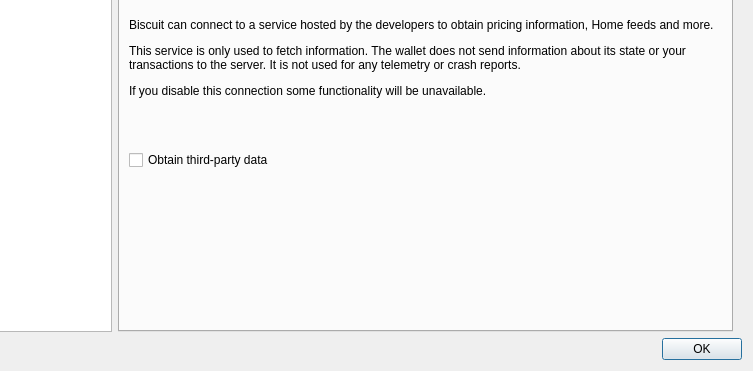
Qt form src/SettingsDialog.ui (BiscuitWallet/Biscuit) before a commit; both pictures show x 155 to 908 and y 83 to 454 of the 908 by 454 pixel window.
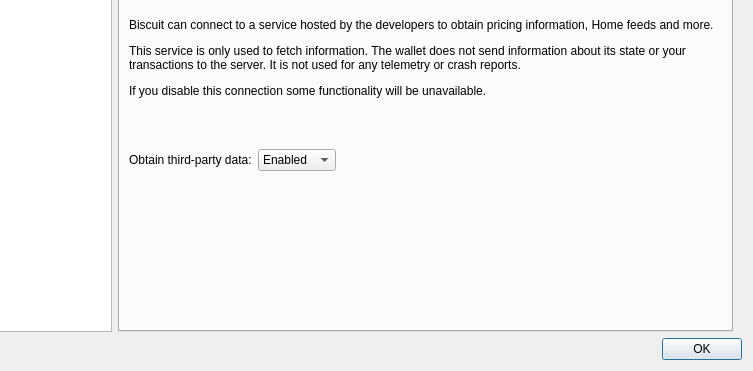
The same form after that commit. The open tabs and pages were chosen to show the change. Custom widgets are drawn as their Qt base class.

Commit message:
Third-party data: Enabled, Tor only or Disabled
Like Cake Wallet's Fiat API setting. Tor only sends the prices, rates
and news requests through Tor even when Tor mode is off: Biscuit starts
its own Tor for them (or uses the system Tor it finds) and never falls
back to clearnet; while Tor connects, the fetch is retried every 20 s.
Disabled stops fetching, balances then show in crypto only.

```diff
--- a/src/SettingsDialog.ui
+++ b/src/SettingsDialog.ui
@@ -278,11 +278,47 @@
               </spacer>
              </item>
              <item>
-              <widget class="QCheckBox" name="checkBox_enableWebsocket">
-               <property name="text">
-                <string>Obtain third-party data</string>
-               </property>
-              </widget>
+              <layout class="QHBoxLayout" name="layout_thirdPartyData">
+               <item>
+                <widget class="QLabel" name="label_thirdPartyData">
+                 <property name="text">
+                  <string>Obtain third-party data:</string>
+                 </property>
+                </widget>
+               </item>
+               <item>
+                <widget class="QComboBox" name="combo_thirdPartyData">
+                 <item>
+                  <property name="text">
+                   <string>Enabled</string>
+                  </property>
+                 </item>
+                 <item>
+                  <property name="text">
+                   <string>Tor only</string>
+                  </property>
+                 </item>
+                 <item>
+                  <property name="text">
+                   <string>Disabled</string>
+                  </property>
+                 </item>
+                </widget>
+               </item>
+               <item>
+                <spacer name="horizontalSpacer_thirdPartyData">
+                 <property name="orientation">
+                  <enum>Qt::Orientation::Horizontal</enum>
+                 </property>
+                 <property name="sizeHint" stdset="0">
+                  <size>
+                   <width>0</width>
+                   <height>0</height>
+                  </size>
+                 </property>
+                </spacer>
+               </item>
+              </layout>
              </item>
              <item>
               <spacer name="verticalSpacer_10">
```
The commit also changes 10 other files.
